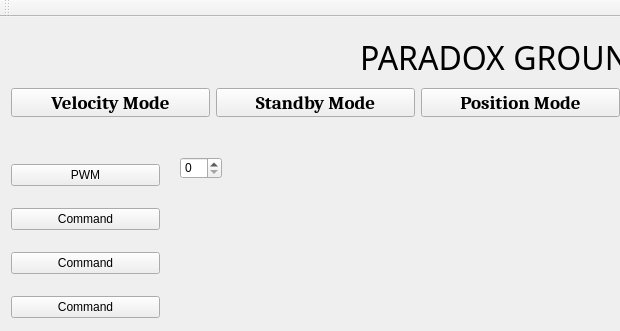
The window that groundstation.ui (Angele-/FloatSat_GroundStation) describes before a commit, drawn with Qt 5; both pictures show x 0 to 620 and y 0 to 331 of the 1282 by 643 pixel window.
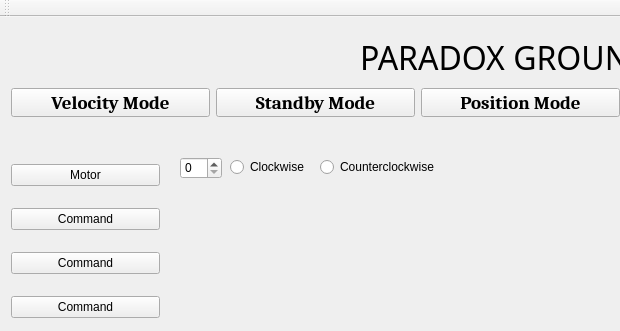
The same window after the commit.

Commit message: Added motor commands.

Diff of the .ui file:
```diff
--- a/groundstation.ui
+++ b/groundstation.ui
@@ -69,7 +69,7 @@
      <item>
       <widget class="QPushButton" name="pushButton_9">
        <property name="text">
-        <string>PWM</string>
+        <string>Motor</string>
        </property>
       </widget>
      </item>
@@ -1185,6 +1185,32 @@
      </rect>
     </property>
    </widget>
+   <widget class="QRadioButton" name="radioButton">
+    <property name="geometry">
+     <rect>
+      <x>230</x>
+      <y>140</y>
+      <width>95</width>
+      <height>20</height>
+     </rect>
+    </property>
+    <property name="text">
+     <string>Clockwise</string>
+    </property>
+   </widget>
+   <widget class="QRadioButton" name="radioButton_2">
+    <property name="geometry">
+     <rect>
+      <x>320</x>
+      <y>140</y>
+      <width>151</width>
+      <height>20</height>
+     </rect>
+    </property>
+    <property name="text">
+     <string>Counterclockwise</string>
+    </property>
+   </widget>
   </widget>
   <widget class="QMenuBar" name="menuBar">
    <property name="geometry">
```
